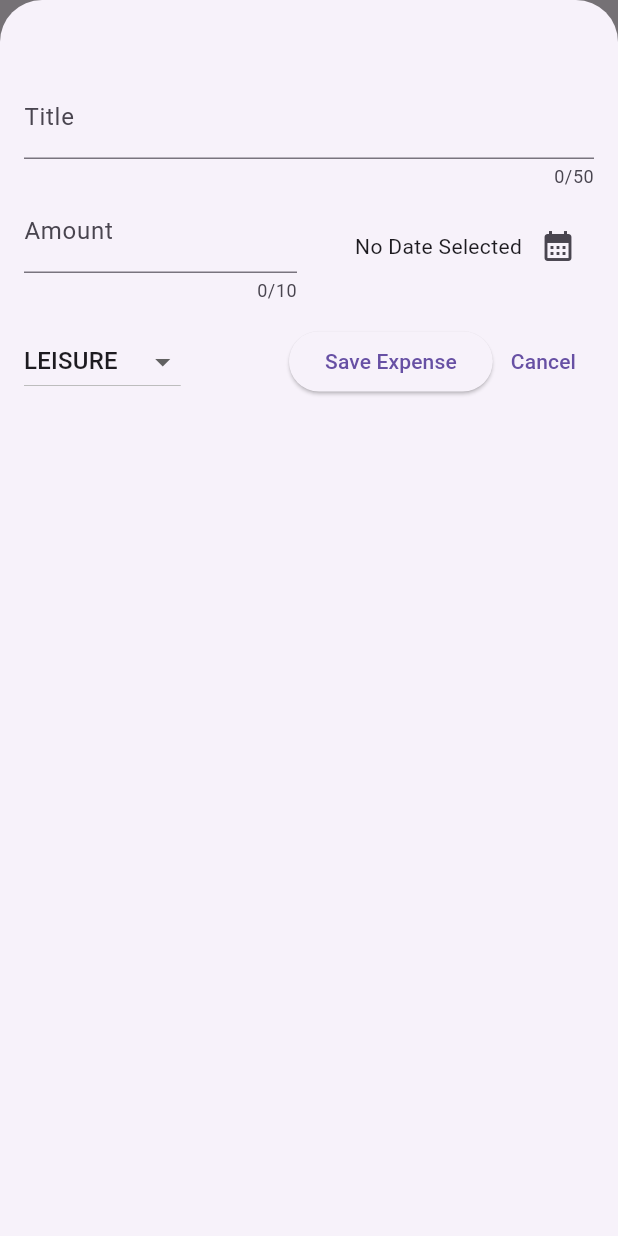
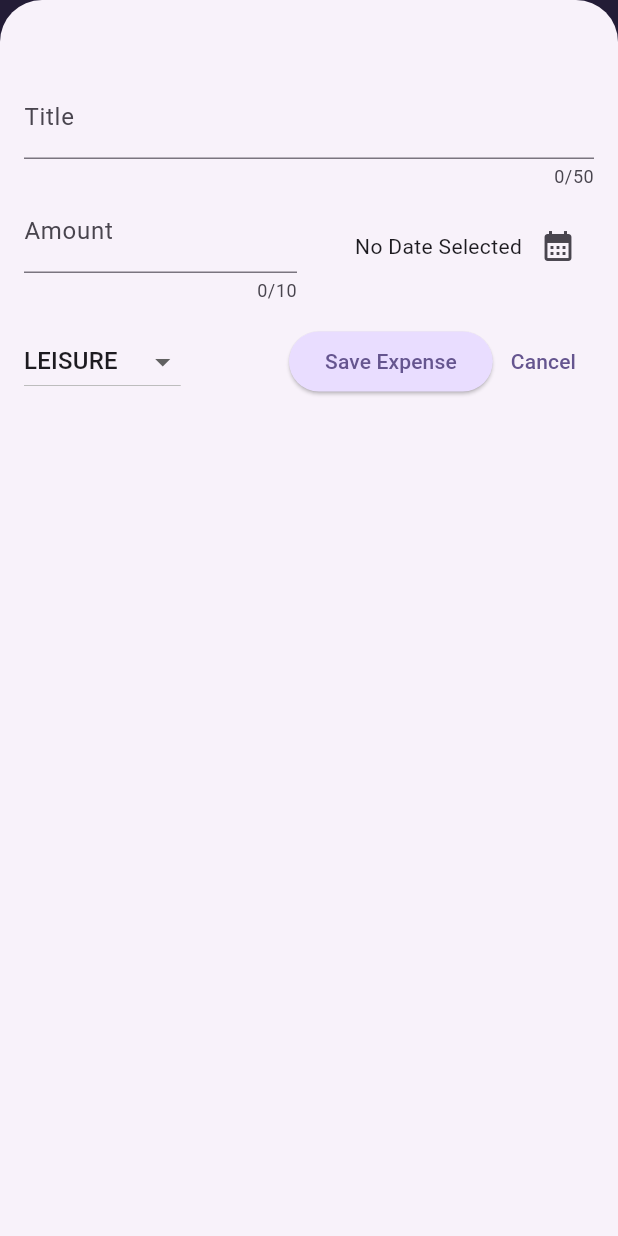
Before and after one commit to ashmit0073/expense_tracker, a Flutter app: the screen it shows after launch, after a tap on the "add" icon, on a phone screen of 412 x 824 dp. Run offline on Flutter 3.47's test engine with Material 3 defaults, Android fonts, the phone set to English and light mode, and no system bars.

Commit message:
Add Theme to Widgets

```diff
--- a/lib/main.dart
+++ b/lib/main.dart
@@ -1,11 +1,38 @@
 import 'package:flutter/material.dart';
 import 'package:expense_tracker/widgets/expenses.dart';
 
+var kColorScheme = ColorScheme.fromSeed(
+  seedColor: const Color.fromARGB(255, 96, 59, 181),
+);
+
 void main() {
   runApp(
-    const MaterialApp(
+    MaterialApp(
       debugShowCheckedModeBanner: false,
-      home: Expenses()
+      theme: ThemeData().copyWith(
+        colorScheme: kColorScheme,
+        appBarTheme: const AppBarTheme().copyWith(
+          backgroundColor: kColorScheme.onPrimaryContainer,
+          foregroundColor: kColorScheme.primaryContainer,
+        ),
+        cardTheme: const CardTheme().copyWith(
+          color: kColorScheme.secondaryContainer,
+          margin: const EdgeInsets.symmetric(horizontal: 16, vertical: 10),
+        ),
+        elevatedButtonTheme: ElevatedButtonThemeData(
+          style: ElevatedButton.styleFrom(
+            backgroundColor: kColorScheme.primaryContainer,
+          ),
+        ),
+        textTheme: ThemeData().textTheme.copyWith(
+          titleLarge: TextStyle(
+            fontWeight: FontWeight.normal,
+            color: kColorScheme.onSecondaryContainer,
+            fontSize: 14,
+          ),
+        ),
+      ),
+      home: Expenses(),
     ),
   );
 }
```
